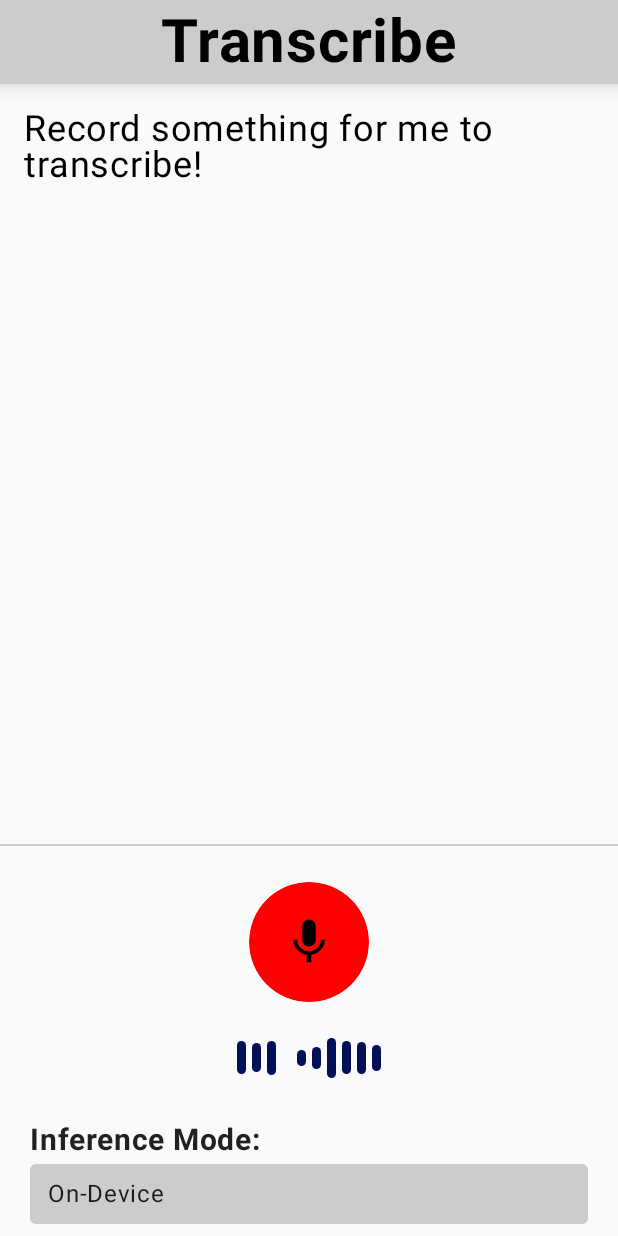
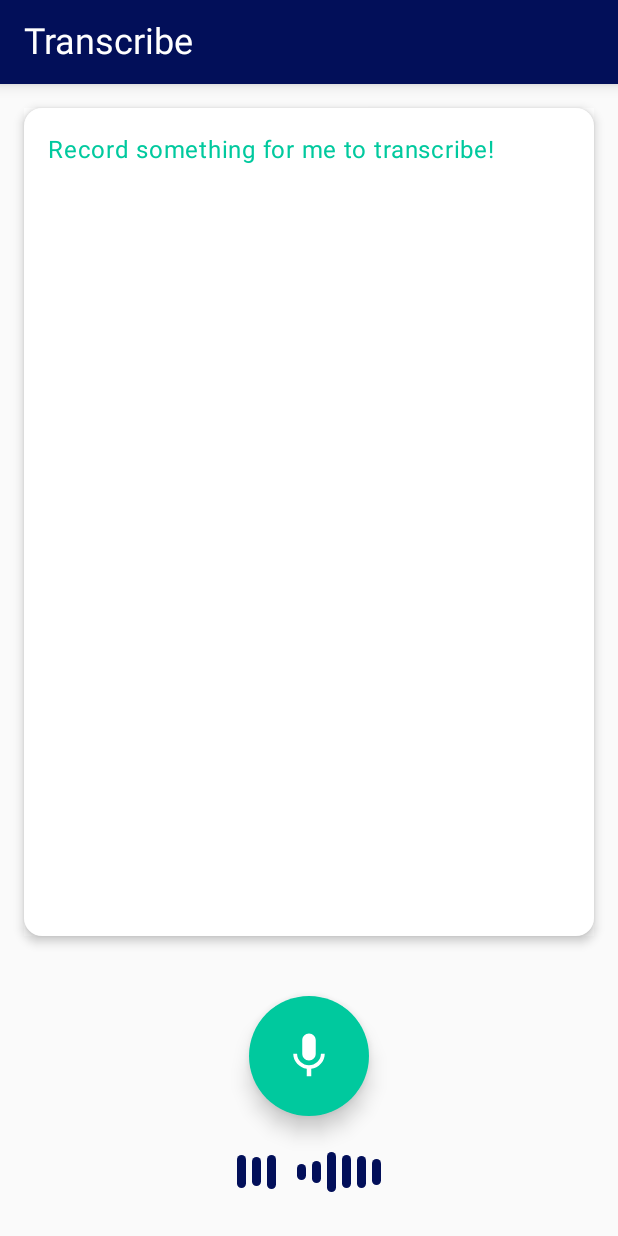
Before and after one commit to Karish-Gupta/Transcribe-App, an Android app built with Jetpack Compose: the screen it shows after launch (MainActivity), after a tap on "Microphone", on a phone screen of 412 x 824 dp. Run offline under Robolectric (Android 15) with nearby library versions, the light colour scheme and no system bars.

Commit message:
Updated UI and tried to implement on-device, ultimately removed feature for now

```diff
--- a/transcribe_app/app/src/main/java/com/google/aiedge/examples/transcription/MainActivity.kt
+++ b/transcribe_app/app/src/main/java/com/google/aiedge/examples/transcription/MainActivity.kt
@@ -22,6 +22,7 @@ import androidx.compose.foundation.layout.width
 import androidx.compose.foundation.rememberScrollState
 import androidx.compose.foundation.shape.RoundedCornerShape
 import androidx.compose.foundation.verticalScroll
+import androidx.compose.material.Card
 import androidx.compose.material.DropdownMenu
 import androidx.compose.material.DropdownMenuItem
 import androidx.compose.material.ExperimentalMaterialApi
@@ -96,56 +97,48 @@ class MainActivity : ComponentActivity() {
     @Composable
     fun Header() {
         TopAppBar(
-            backgroundColor = Color.LightGray,
-            elevation = 8.dp
-        ) {
-            Box(
-                modifier = Modifier
-                    .fillMaxWidth(),
-                contentAlignment = Alignment.Center
-            ) {
+            title = {
                 Text(
                     text = "Transcribe",
-                    fontSize = 40.sp,
-                    fontWeight = FontWeight.Bold,
-                    color = Color.Black,
+                    style = MaterialTheme.typography.h5,
+                    color = MaterialTheme.colors.onPrimary,
+                    modifier = Modifier.fillMaxWidth(),
                 )
+            },
+            backgroundColor = MaterialTheme.colors.primary,
+            elevation = 6.dp
+        )
+    }
+
+
+    // Text generation section
+    @Composable
+    fun TranscriptionDisplay(uiState: UiState, modifier: Modifier = Modifier) {
+        Column(modifier = modifier.padding(16.dp)) {
+            Card(
+                elevation = 4.dp,
+                shape = RoundedCornerShape(12.dp),
+                modifier = Modifier
+                    .fillMaxSize()
+                    .weight(1f)
+                    .background(MaterialTheme.colors.surface)
+            ) {
+                val scrollState = rememberScrollState()
+                Column(
+                    modifier = Modifier
+                        .verticalScroll(scrollState)
+                        .padding(16.dp)
+                ) {
+                    Text(
+                        text = uiState.currentText,
+                        style = MaterialTheme.typography.body1,
+                        color = MaterialTheme.colors.onSurface
+                    )
+                }
             }
         }
     }
 
-    // Text generation section
-    @Composable
-    fun TranscriptionDisplay(
-        uiState: UiState,
-        modifier: Modifier = Modifier,
-    ) {
-        Column(modifier = modifier.fillMaxWidth()) {
-            // Scrollable top section with generated text
-            Box(
-                modifier = Modifier
-                    .weight(1f)
-                    .padding(16.dp)
-            ) {
-                val scrollState = rememberScrollState()
-                Column(modifier = Modifier.verticalScroll(scrollState)) {
-                    Text(
-                        text = uiState.currentText,
-                        fontSize = 24.sp,
-                        color = Color.Black
-                    )
-                }
-            }
-
-            Spacer(modifier = Modifier.height(8.dp))
-            Box(
-                Modifier
-                    .fillMaxWidth()
-                    .height(1.dp)
-                    .background(Color.LightGray)
-            )
-        }
-    }
 
 
     // Organize control panel (bottom half of screen
@@ -172,10 +165,9 @@ class MainActivity : ComponentActivity() {
             Spacer(modifier = Modifier.height(2.dp))
 
             // Inference UI component
-            InferenceDevice(onInferenceDeviceSelected = {
-                onInferenceDeviceSelected(it) // inference callback
-            })
-            Spacer(modifier = Modifier.height(8.dp))
+//            InferenceDevice(onInferenceDeviceSelected = {
+//                onInferenceDeviceSelected(it) // inference callback
+//            })
         }
     }
 
--- a/transcribe_app/app/src/main/java/com/google/aiedge/examples/transcription/TranscriptionHelper.kt
+++ /dev/null
@@ -1,155 +0,0 @@
-/*
- * Copyright 2024 The Google AI Edge Authors. All Rights Reserved.
- *
- * Licensed under the Apache License, Version 2.0 (the "License");
- * you may not use this file except in compliance with the License.
- * You may obtain a copy of the License at
- *
- *       http://www.apache.org/licenses/LICENSE-2.0
- *
- * Unless required by applicable law or agreed to in writing, software
- * distributed under the License is distributed on an "AS IS" BASIS,
- * WITHOUT WARRANTIES OR CONDITIONS OF ANY KIND, either express or implied.
- * See the License for the specific language governing permissions and
- * limitations under the License.
- */
-
-package com.google.aiedge.examples.transcription
-
-import android.content.Context
-import android.graphics.Bitmap
-import android.os.SystemClock
-import android.util.Log
-import com.google.gson.Gson
-import kotlinx.coroutines.Dispatchers
-import kotlinx.coroutines.channels.BufferOverflow
-import kotlinx.coroutines.flow.MutableSharedFlow
-import kotlinx.coroutines.flow.SharedFlow
-import kotlinx.coroutines.isActive
-import kotlinx.coroutines.withContext
-import org.tensorflow.lite.Interpreter
-import org.tensorflow.lite.support.common.FileUtil
-import org.tensorflow.lite.support.common.ops.NormalizeOp
-import org.tensorflow.lite.support.image.ImageProcessor
-import org.tensorflow.lite.support.image.TensorImage
-import org.tensorflow.lite.support.image.ops.ResizeOp
-import org.tensorflow.lite.support.image.ops.Rot90Op
-import org.tensorflow.lite.support.metadata.MetadataExtractor
-import org.w3c.dom.Text
-import java.io.BufferedReader
-import java.io.InputStream
-import java.io.InputStreamReader
-import java.nio.ByteBuffer
-import java.nio.FloatBuffer
-
-class TranscriptionHelper(private val context: Context) {
-
-
-    /**
-     * A separate classify function that calls function to classify with the cloud model
-     * Passes bitmap data to the sendDataToServer function, which then returns a response to the POST request sent
-     */
-//    suspend fun classifyWithServer(bitmap: Bitmap) {
-//        try {
-//            val startTime = System.currentTimeMillis() // Track inference time
-//            val cloudRequest = CloudBasedInference()
-//            val jsonResponse = cloudRequest.sendDataToServer(bitmap) // Send POST request to server and response will be returned
-//
-//            val response = Gson().fromJson(jsonResponse, PredictionResponse::class.java) // Deserialize JSON response
-//            // Get to N results
-//            val categories = response.predictions
-//                .map { Category(label = it.label, score = it.score) }
-//                .sortedByDescending { it.score }
-//                .take(options.resultCount)
-//
-//            val inferenceTime = System.currentTimeMillis() - startTime // Inference time result
-//            _classification.emit(ClassificationResult(categories, inferenceTime)) // Emit data
-//
-//            // Error handling
-//        } catch (e: Exception) {
-//            Log.i(TAG, "Image classification error occurred: ${e.message}")
-//            _error.emit(e)
-//        }
-//
-//    }
-
-//    suspend fun classify(bitmap: Bitmap, rotationDegrees: Int) {
-//        try {
-//            withContext(Dispatchers.IO) {
-//                if (interpreter == null) return@withContext
-//                val startTime = SystemClock.uptimeMillis()
-//
-//                val rotation = -rotationDegrees / 90
-//                val (_, h, w, _) = interpreter?.getInputTensor(0)?.shape() ?: return@withContext
-//                val imageProcessor =
-//                    ImageProcessor.Builder().add(ResizeOp(h, w, ResizeOp.ResizeMethod.BILINEAR))
-//                        .add(Rot90Op(rotation)).add(NormalizeOp(127.5f, 127.5f)).build()
-//
-//                // Preprocess the image and convert it into a TensorImage for classification.
-//                val tensorImage = imageProcessor.process(TensorImage.fromBitmap(bitmap))
-//                val output = classifyWithTFLite(tensorImage)
-//
-//                val outputList = output.map {
-//                    /** Scores in range 0..1.0 for each of the output classes. */
-//                    if (it < options.probabilityThreshold) 0f else it
-//                }
-//
-//                val categories = labels.zip(outputList).map {
-//                    Category(label = it.first, score = it.second)
-//                }.sortedByDescending { it.score }.take(options.resultCount)
-//
-//                val inferenceTime = SystemClock.uptimeMillis() - startTime
-//                if (isActive) {
-//                    _classification.emit(ClassificationResult(categories, inferenceTime))
-//                }
-//            }
-//        } catch (e: Exception) {
-//            Log.i(TAG, "Image classification error occurred: ${e.message}")
-//            _error.emit(e)
-//        }
-//    }
-
-//    private fun classifyWithTFLite(tensorImage: TensorImage): FloatArray {
-//        val outputShape = interpreter!!.getOutputTensor(0).shape()
-//        val outputBuffer = FloatBuffer.allocate(outputShape[1])
-//
-//        outputBuffer.rewind()
-//        interpreter?.run(tensorImage.tensorBuffer.buffer, outputBuffer)
-//        outputBuffer.rewind()
-//        val output = FloatArray(outputBuffer.capacity())
-//        outputBuffer.get(output)
-//        return output
-//    }
-
-
-//    /** Load metadata from model*/
-//    private fun getModelMetadata(litertBuffer: ByteBuffer): List<String> {
-//        val metadataExtractor = MetadataExtractor(litertBuffer)
-//        val labels = mutableListOf<String>()
-//        if (metadataExtractor.hasMetadata()) {
-//            val inputStream = metadataExtractor.getAssociatedFile("labels_without_background.txt")
-//            labels.addAll(readFileInputStream(inputStream))
-//            Log.i(
-//                TAG, "Successfully loaded model metadata ${metadataExtractor.associatedFileNames}"
-//            )
-//        }
-//        return labels
-//    }
-
-//    /** Retrieve Map<String, Int> from metadata file */
-//    private fun readFileInputStream(inputStream: InputStream): List<String> {
-//        val reader = BufferedReader(InputStreamReader(inputStream))
-//
-//        val list = mutableListOf<String>()
-//        var index = 0
-//        var line = ""
-//        while (reader.readLine().also { if (it != null) line = it } != null) {
-//            list.add(line)
-//            index++
-//        }
-//
-//        reader.close()
-//        return list
-//    }
-
-}
--- a/transcribe_app/app/src/main/java/com/google/aiedge/examples/transcription/UiState.kt
+++ b/transcribe_app/app/src/main/java/com/google/aiedge/examples/transcription/UiState.kt
@@ -29,5 +29,5 @@ class UiState(
 // Setting class that keeps all model/inference-related settings saved, initially set to default
 @Immutable
 data class Setting(
-    val inferenceDevice: InferenceDevice = InferenceDevice.OnDevice
+    val inferenceDevice: InferenceDevice = InferenceDevice.Cloud
 )
--- a/transcribe_app/app/src/main/java/com/google/aiedge/examples/transcription/view/MicrophoneButton.kt
+++ b/transcribe_app/app/src/main/java/com/google/aiedge/examples/transcription/view/MicrophoneButton.kt
@@ -135,34 +135,32 @@ fun MicrophoneButton(onClick: () -> Unit) {
         modifier = Modifier
             .fillMaxWidth()
             .padding(vertical = 16.dp),
-        horizontalAlignment = Alignment.CenterHorizontally // Centers content horizontally
+        horizontalAlignment = Alignment.CenterHorizontally
     ) {
         Button(
             onClick = {
-                isClicked = !isClicked // Toggle the state
+                isClicked = !isClicked
                 onClick()
             },
-            modifier = Modifier
-                .size(80.dp)
-                .clip(CircleShape),
+            modifier = Modifier.size(80.dp),
             shape = CircleShape,
             colors = ButtonDefaults.buttonColors(
-                backgroundColor = if (isClicked) Color.Red else Color.LightGray
-            )
+                backgroundColor = if (isClicked) MaterialTheme.colors.secondary else MaterialTheme.colors.primary
+            ),
+            elevation = ButtonDefaults.elevation(8.dp)
         ) {
             Icon(
                 imageVector = Icons.Default.Mic,
                 contentDescription = "Microphone",
-                tint = Color.Black,
+                tint = MaterialTheme.colors.onPrimary,
                 modifier = Modifier.size(36.dp)
             )
         }
 
         Spacer(modifier = Modifier.height(12.dp))
-
         AudioFeedbackDisplay(
             isRecording = isClicked,
-            volumeLevel = 0.6f // Replace with actual mic input later
+            volumeLevel = 0.6f
         )
     }
 }
```
Also changed, not shown: transcribe_app/app/src/main/java/com/google/aiedge/examples/transcription/MainViewModel.kt (+1 -60 lines), 1 other file.
